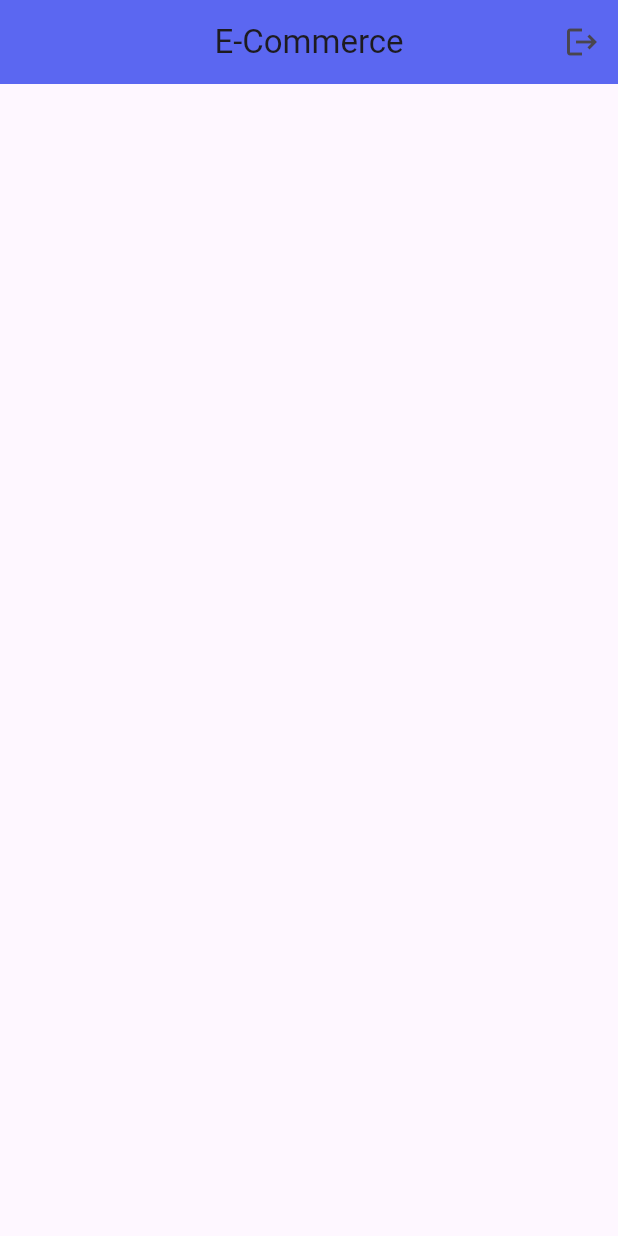
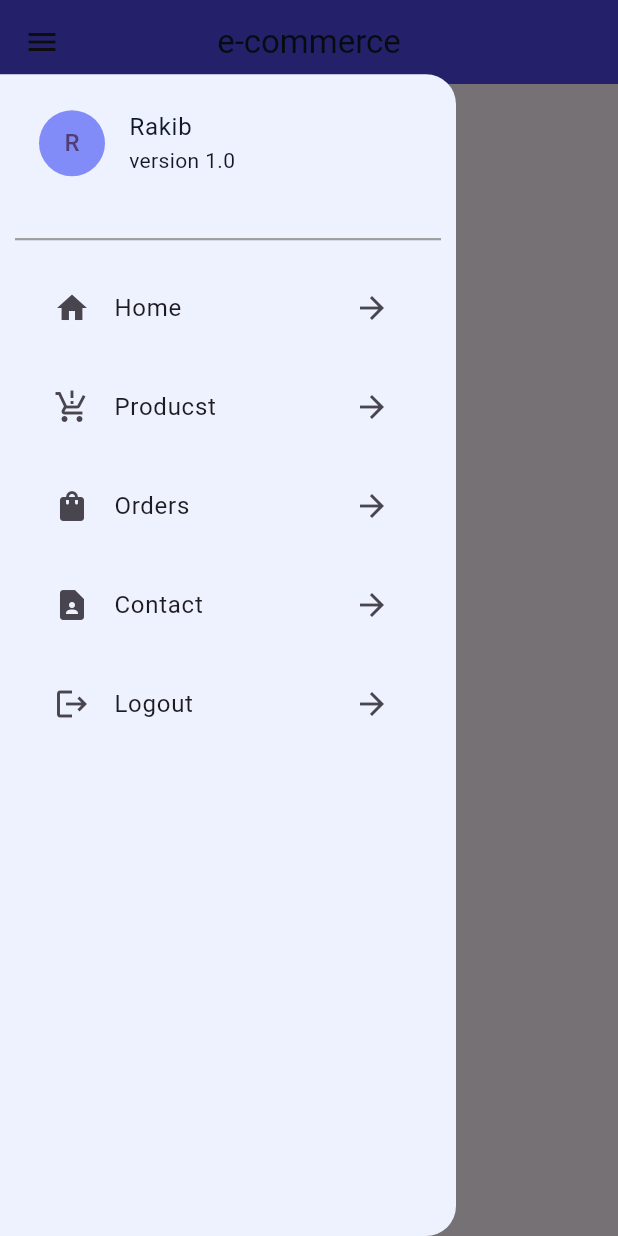
Before and after one commit to its-rakib-here/flutter-ecommerce-app, a Flutter app: the MainScreen screen opened directly, with the side drawer open (before the commit the screen has no drawer), on a phone screen of 412 x 824 dp. Run offline on Flutter 3.47's test engine with Material 3 defaults, Android fonts, the phone set to English and light mode, and no system bars; our stand-ins replace cloud_firestore, firebase_auth, firebase_core, firebase_messaging, flutter_easyloading, flutter_keyboard_visibility and 3 more; accounts and stored records are empty; project files that could hold a hidden picture were left out.

Commit message:
created navigation drawer

```diff
--- a/lib/screens/auth_ui/splash_screen.dart
+++ b/lib/screens/auth_ui/splash_screen.dart
@@ -51,7 +51,7 @@ class _SplashScreenState extends State<SplashScreen> {
               width: size.width,
               alignment: Alignment.center,
               child: Text(
-                AppConstants.appCreatedBy,
+                "Created by: Rakibul Islam Rakib",
                 style: TextStyle(
                   color: AppConstants.textPrimary,
                   fontSize: 16.0,
--- a/lib/screens/user_panel/main_screen.dart
+++ b/lib/screens/user_panel/main_screen.dart
@@ -1,9 +1,7 @@
 import 'package:e_commerce/utills/app_constant.dart';
-import 'package:firebase_auth/firebase_auth.dart';
 import 'package:flutter/material.dart';
-import 'package:google_sign_in/google_sign_in.dart';
 
-import '../auth_ui/wellcome_screen.dart';
+import '../../widgets/custom_drawer_widget.dart';
 
 class MainScreen extends StatelessWidget {
   const MainScreen({super.key});
@@ -13,25 +11,13 @@ class MainScreen extends StatelessWidget {
     return Scaffold(
       appBar: AppBar(
         backgroundColor: AppConstants.primaryColor,
-        title: Text(AppConstants.appName),
+        title: Text(
+          "e-commerce",
+          style: TextStyle(color: AppConstants.textPrimary),
+        ),
         centerTitle: true,
-        actions: [
-          IconButton(
-            onPressed: () {
-              FirebaseAuth _auth = FirebaseAuth.instance;
-              _auth.signOut();
-              GoogleSignIn googleSignIn = GoogleSignIn.instance;
-
-              googleSignIn.signOut();
-              Navigator.pushReplacement(
-                context,
-                MaterialPageRoute(builder: (context) => WellcomeScreen()),
-              );
-            },
-            icon: Icon(Icons.logout),
-          ),
-        ],
       ),
+      drawer: CustomDrawerWidget(),
     );
   }
 }
--- a/lib/utills/app_constant.dart
+++ b/lib/utills/app_constant.dart
@@ -1,42 +1,31 @@
 import 'package:flutter/material.dart';
 
 class AppConstants {
-  static const String appName = "E-Commerce";
-  static const String appCreatedBy = "Created by: Rakib";
+  // Brand
+  static const Color primaryColor = Color(0xFF4F46E5); // Indigo
+  static const Color secondaryColor = Color(0xFF818CF8);
 
-  // Brand Colors — keep indigo as the "brand" identity color (app bar, links, selected nav)
-  static const Color primaryColor = Color(0xFF5B67F1);
-  static const Color secondaryColor = Color(0xFF8B93F8);
+  // CTA (Buy Now / Checkout / Add to Cart)
+  static const Color accentColor = Color(0xFFFF6B00);
 
-  // Give the orange a real job: it IS the buy/CTA color now
-  static const Color accentColor = Color(0xFFFF7A00);
-  static const Color buttonColor = accentColor; // was primaryColor
-
-  // Background
-  static const Color backgroundColor = Color(0xFFF8F9FD);
+  // Backgrounds
+  static const Color backgroundColor = Color(0xFFF8FAFC);
   static const Color scaffoldColor = Colors.white;
-
-  // Cards
   static const Color cardColor = Colors.white;
 
   // Text
-  static const Color textPrimary = Color(0xFF1B1F24);
-  static const Color textSecondary = Color(0xFF6C757D);
+  static const Color textPrimary = Color(0xFF111827);
+  static const Color textSecondary = Color(0xFF6B7280);
+
+  // Borders
+  static const Color borderColor = Color(0xFFE5E7EB);
+  static const Color dividerColor = Color(0xFFF3F4F6);
+
+  // Status
+  static const Color successColor = Color(0xFF22C55E);
+  static const Color warningColor = Color(0xFFF59E0B);
+  static const Color errorColor = Color(0xFFEF4444);
 
   // Icons
-  static const Color iconColor = Color(0xFF1B1F24);
-
-  // Status Colors — warning pulled toward amber/brown so it's visually distinct from accentColor
-  static const Color successColor = Color(0xFF2ECC71);
-  static const Color warningColor = Color(
-    0xFFB8860B,
-  ); // darker gold, passes contrast, no longer orange-adjacent
-  static const Color errorColor = Color(0xFFE74C3C);
-
-  // Borders & Divider
-  static const Color borderColor = Color(0xFFE5E7EB);
-  static const Color dividerColor = Color(0xFFF1F3F5);
-
-  // Status Bar
-  static const Color statusBarColor = Colors.white;
+  static const Color iconColor = textPrimary;
 }
--- /dev/null
+++ b/lib/widgets/custom_drawer_widget.dart
@@ -0,0 +1,123 @@
+import 'package:e_commerce/utills/app_constant.dart';
+import 'package:firebase_auth/firebase_auth.dart';
+import 'package:flutter/material.dart';
+import 'package:google_sign_in/google_sign_in.dart';
+
+import '../screens/auth_ui/wellcome_screen.dart';
+
+class CustomDrawerWidget extends StatefulWidget {
+  const CustomDrawerWidget({super.key});
+
+  @override
+  State<CustomDrawerWidget> createState() => _CustomDrawerWidgetState();
+}
+
+class _CustomDrawerWidgetState extends State<CustomDrawerWidget> {
+  @override
+  Widget build(BuildContext context) {
+    Size size = MediaQuery.of(context).size;
+    return Padding(
+      padding: EdgeInsets.only(top: size.height * 0.06),
+      child: Drawer(
+        backgroundColor: const Color(0xFFEEF2FF),
+
+        shape: RoundedRectangleBorder(
+          borderRadius: BorderRadius.only(
+            topRight: Radius.circular(20.0),
+            bottomRight: Radius.circular(20.0),
+          ),
+        ),
+        child: Wrap(
+          runSpacing: 10,
+          children: [
+            Padding(
+              padding: const EdgeInsetsGeometry.symmetric(
+                horizontal: 10.0,
+                vertical: 10.0,
+              ),
+              child: ListTile(
+                titleAlignment: ListTileTitleAlignment.center,
+                title: Text(
+                  "Rakib",
+                  style: TextStyle(color: AppConstants.textPrimary),
+                ),
+                subtitle: Text(
+                  "version 1.0",
+                  style: TextStyle(color: AppConstants.textPrimary),
+                ),
+                leading: CircleAvatar(
+                  radius: 22.0,
+                  backgroundColor: AppConstants.secondaryColor,
+                  child: Text("R"),
+                ),
+              ),
+            ),
+            Divider(
+              indent: 10.0,
+              endIndent: 10.0,
+              thickness: 1.5,
+              color: Colors.grey,
+            ),
+            Padding(
+              padding: const EdgeInsetsGeometry.symmetric(horizontal: 20.0),
+              child: ListTile(
+                titleAlignment: ListTileTitleAlignment.center,
+                title: Text("Home"),
+                leading: Icon(Icons.home),
+                trailing: Icon(Icons.arrow_forward),
+              ),
+            ),
+            Padding(
+              padding: const EdgeInsetsGeometry.symmetric(horizontal: 20.0),
+              child: ListTile(
+                titleAlignment: ListTileTitleAlignment.center,
+                title: Text("Producst"),
+                leading: Icon(Icons.production_quantity_limits),
+                trailing: Icon(Icons.arrow_forward),
+              ),
+            ),
+            Padding(
+              padding: const EdgeInsetsGeometry.symmetric(horizontal: 20.0),
+              child: ListTile(
+                titleAlignment: ListTileTitleAlignment.center,
+                title: Text("Orders"),
+                leading: Icon(Icons.shopping_bag),
+                trailing: Icon(Icons.arrow_forward),
+              ),
+            ),
+            Padding(
+              padding: const EdgeInsetsGeometry.symmetric(horizontal: 20.0),
+              child: ListTile(
+                titleAlignment: ListTileTitleAlignment.center,
+                title: Text("Contact"),
+                leading: Icon(Icons.contact_page),
+                trailing: Icon(Icons.arrow_forward),
+              ),
+            ),
+            Padding(
+              padding: const EdgeInsetsGeometry.symmetric(horizontal: 20.0),
+              child: ListTile(
+                onTap: () {
+                  FirebaseAuth _auth = FirebaseAuth.instance;
+                  _auth.signOut();
+                  GoogleSignIn googleSignIn = GoogleSignIn.instance;
+
+                  googleSignIn.signOut();
+                  Navigator.pushReplacement(
+                    context,
+                    MaterialPageRoute(builder: (context) => WellcomeScreen()),
+                  );
+                },
+
+                titleAlignment: ListTileTitleAlignment.center,
+                title: Text("Logout"),
+                leading: Icon(Icons.logout),
+                trailing: Icon(Icons.arrow_forward),
+              ),
+            ),
+          ],
+        ),
+      ),
+    );
+  }
+}
```
